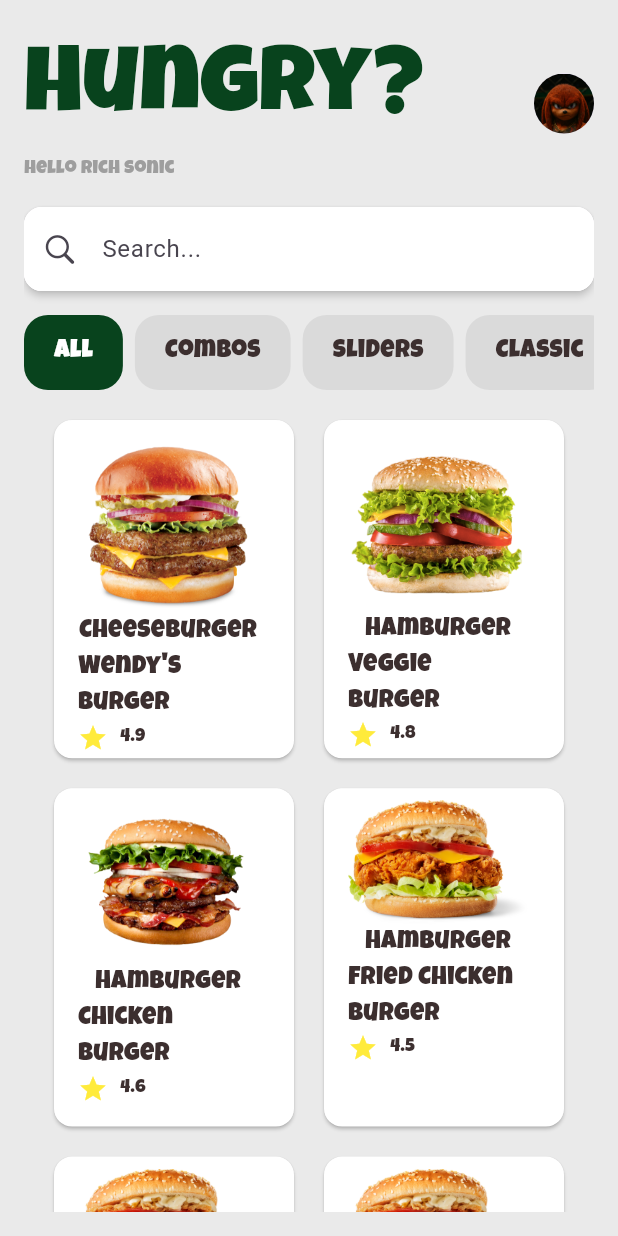
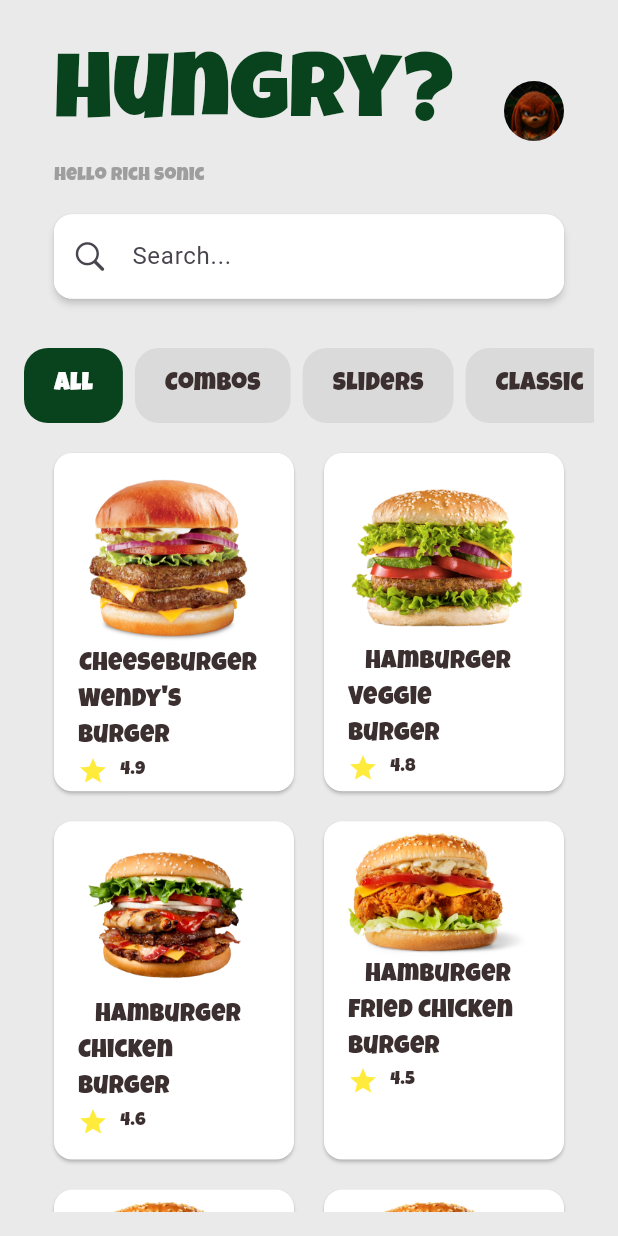
Before and after one commit to rolarefaat456/e-Commerce-Burger, a Flutter app: the HomeView screen opened directly, on a phone screen of 412 x 824 dp. Run offline on Flutter 3.47's test engine with Material 3 defaults, Android fonts, the light colour scheme and no system bars; our stand-ins replace bloc, device_preview, flutter_bloc, gap; project files that could hold a hidden picture were left out.

Commit message:
home view done

```diff
--- a/lib/features/home/data/models/burger_model.dart
+++ b/lib/features/home/data/models/burger_model.dart
@@ -1,4 +1,3 @@
-import 'package:flutter/cupertino.dart';
 import 'package:flutter/material.dart';
 import 'package:hungry/core/utils/assets.dart';
 
--- a/lib/features/home/presentation/view/home_view.dart
+++ b/lib/features/home/presentation/view/home_view.dart
@@ -25,9 +25,23 @@ class HomeView extends StatelessWidget {
               margin: EdgeInsets.all(16),
               child: CustomScrollView(
                 slivers: [
-                  SliverToBoxAdapter(child: HomeHeader()),
-                  SliverToBoxAdapter(child: Gap(16)),
-                  SliverToBoxAdapter(child: HomeSeach()),
+                  SliverAppBar(
+                    elevation: 0,
+                    pinned: true,
+                    floating: false,
+                    scrolledUnderElevation: 0,
+                    backgroundColor: AppColors.darkWhite,
+                    toolbarHeight: 200,
+                    flexibleSpace: Padding(
+                      padding: const EdgeInsets.symmetric(
+                        horizontal: 20,
+                        vertical: 5,
+                      ),
+                      child: Column(
+                        children: [HomeHeader(), Gap(16), HomeSeach()],
+                      ),
+                    ),
+                  ),
                   SliverToBoxAdapter(child: Gap(16)),
                   SliverToBoxAdapter(child: CategoreisListGenerate()),
                   SliverToBoxAdapter(child: Gap(16)),
```
